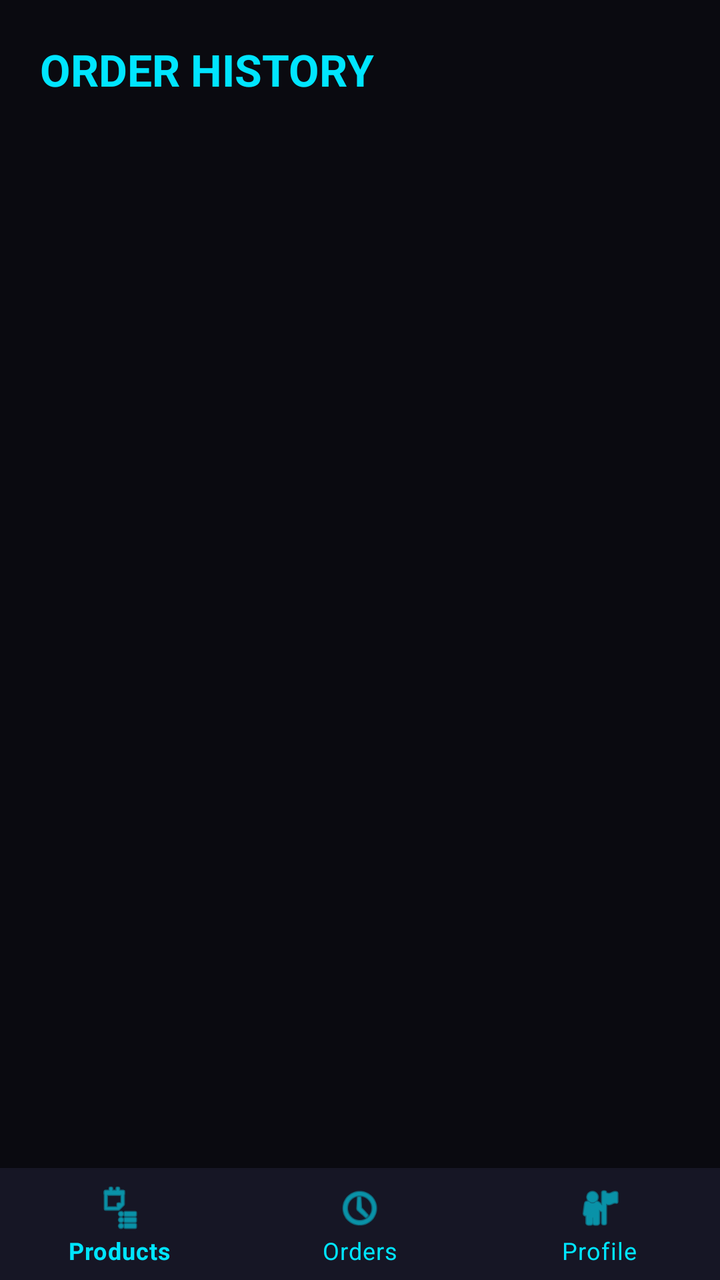
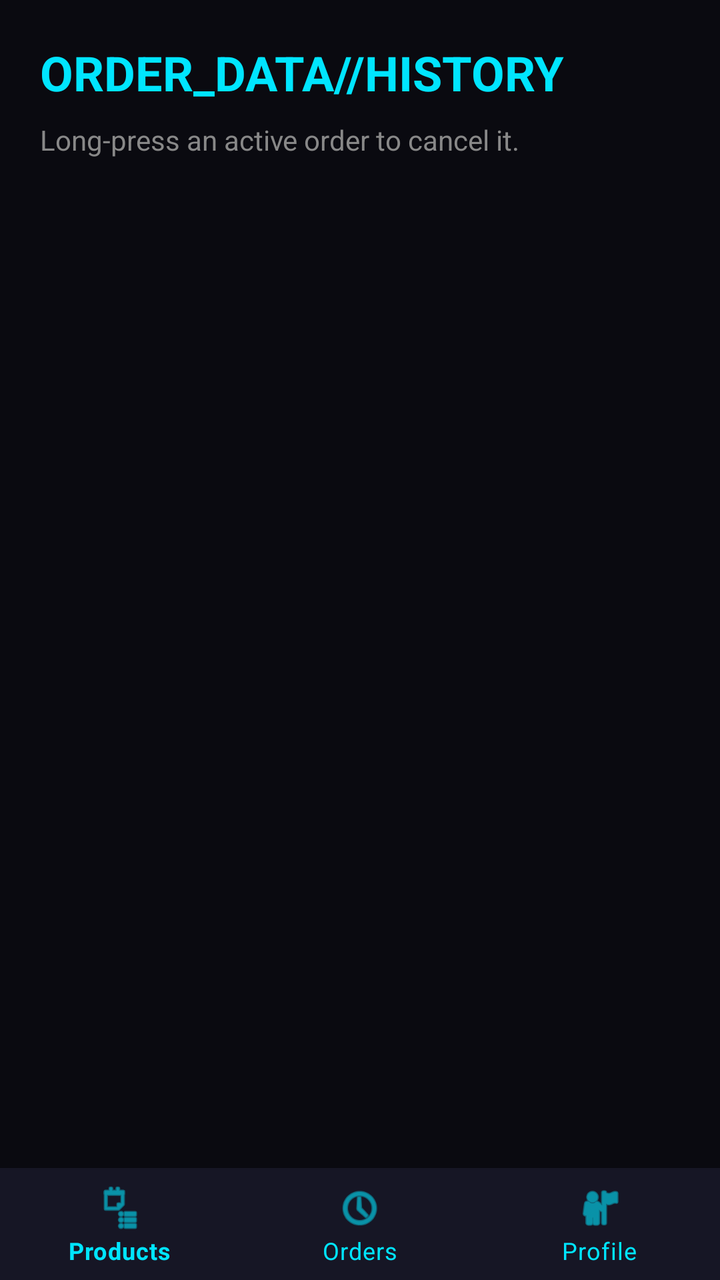

Screens rendered from an Android XML layout before and after an edit, with the pre-edit source and the edit as a unified diff.
<!-- AndroidManifest.xml: application theme Theme.PrintXpress -->
<!-- res/layout/activity_my_orders.xml -->
<?xml version="1.0" encoding="utf-8"?>
<RelativeLayout xmlns:android="http://schemas.android.com/apk/res/android"
    xmlns:app="http://schemas.android.com/apk/res-auto"
    android:layout_width="match_parent"
    android:layout_height="match_parent"
    android:background="#0A0A10">

    <LinearLayout
        android:layout_width="match_parent"
        android:layout_height="match_parent"
        android:layout_above="@+id/bottomNavigationView"
        android:orientation="vertical"
        android:padding="20dp">

        <TextView
            android:layout_width="match_parent"
            android:layout_height="wrap_content"
            android:text="ORDER HISTORY"
            android:textSize="22sp"
            android:textStyle="bold"
            android:textColor="#00E5FF"
            android:layout_marginBottom="16dp"/>

        <ListView
            android:id="@+id/lvOrders"
            android:layout_width="match_parent"
            android:layout_height="match_parent"
            android:divider="#161625"
            android:dividerHeight="2dp"/>
    </LinearLayout>

    <com.google.android.material.bottomnavigation.BottomNavigationView
        android:id="@+id/bottomNavigationView"
        android:layout_width="match_parent"
        android:layout_height="wrap_content"
        android:layout_alignParentBottom="true"
        android:background="#161625"
        app:itemIconTint="#00E5FF"
        app:itemTextColor="#00E5FF"
        app:menu="@menu/bottom_nav_menu" />
</RelativeLayout>
<!-- resources referenced by this layout -->
<resources>
  <style name="Theme.PrintXpress" parent="Base.Theme.PrintXpress" />
  <style name="Base.Theme.PrintXpress" parent="Theme.MaterialComponents.DayNight.NoActionBar">
          
          <item name="colorPrimary">@color/cyber_cyan</item>
          <item name="colorPrimaryVariant">@color/cyber_purple</item>
          <item name="colorOnPrimary">@color/white</item>
          <item name="colorSecondary">@color/cyber_pink</item>
  
          
          <item name="android:windowBackground">@color/cyber_light_bg</item>
          <item name="colorSurface">@color/cyber_card_light</item>
          <item name="android:textColor">@color/black</item>
      </style>
  <color name="cyber_cyan">#00E5FF</color>
  <color name="cyber_purple">#9D00FF</color>
  <color name="white">#FFFFFFFF</color>
  <color name="cyber_pink">#FF003C</color>
  <color name="cyber_light_bg">#F4F4FA</color>
  <color name="cyber_card_light">#FFFFFF</color>
  <color name="black">#FF000000</color>
</resources>

<!-- the commit's change to res/layout/activity_my_orders.xml (unified diff, before → after) -->
@@ -15,18 +15,27 @@
         <TextView
             android:layout_width="match_parent"
             android:layout_height="wrap_content"
-            android:text="ORDER HISTORY"
-            android:textSize="22sp"
+            android:text="ORDER_DATA//HISTORY"
+            android:textSize="24sp"
             android:textStyle="bold"
             android:textColor="#00E5FF"
+            android:layout_marginBottom="8dp"/>
+
+        <TextView
+            android:layout_width="match_parent"
+            android:layout_height="wrap_content"
+            android:text="Long-press an active order to cancel it."
+            android:textSize="14sp"
+            android:textColor="#888888"
             android:layout_marginBottom="16dp"/>
 
         <ListView
             android:id="@+id/lvOrders"
             android:layout_width="match_parent"
             android:layout_height="match_parent"
-            android:divider="#161625"
-            android:dividerHeight="2dp"/>
+            android:divider="@android:color/transparent"
+            android:dividerHeight="16dp"
+            android:scrollbars="none"/>
     </LinearLayout>
 
     <com.google.android.material.bottomnavigation.BottomNavigationView
